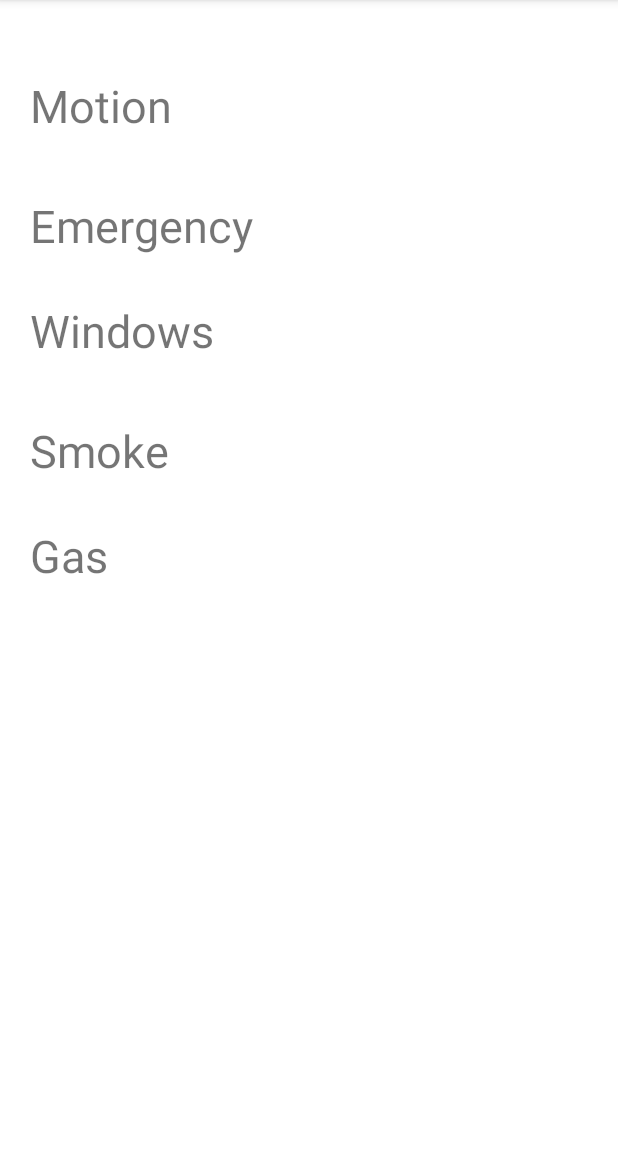
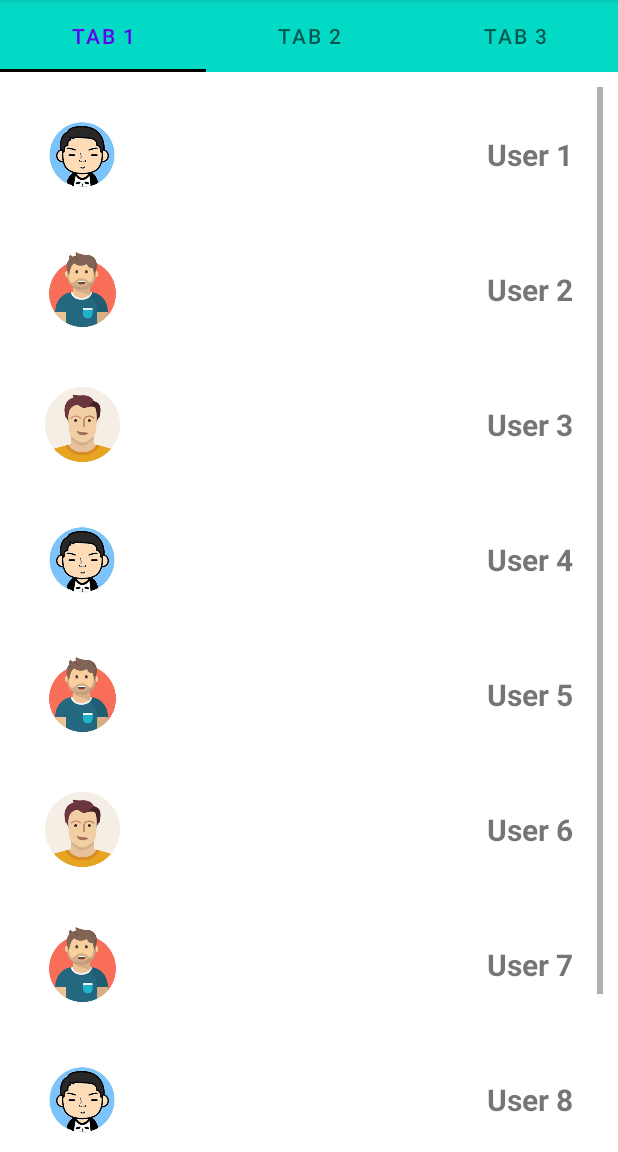
Before and after one commit to MohamedHusseinAhmed/IC_Group, an Android app: the fragment GalleryFragment shown on its own in the app's theme, on a phone screen of 412 x 824 dp, the part 84-1236 px from its top. Run offline under Robolectric (Android 15) with nearby library versions, the phone set to English and light mode, and no system bars; our stand-ins replace Volley.

Commit message:
navigation with tabs worked

```diff
--- /dev/null
+++ b/Smart_Home/app/src/main/java/com/example/smart_home/adapter/TabAdapter.java
@@ -0,0 +1,40 @@
+package com.example.smart_home.adapter;
+
+
+import androidx.fragment.app.Fragment;
+import androidx.fragment.app.FragmentManager;
+import androidx.fragment.app.FragmentStatePagerAdapter;
+
+import java.util.ArrayList;
+import java.util.List;
+
+public class TabAdapter extends FragmentStatePagerAdapter {
+
+    private final List<Fragment> mFragmentList = new ArrayList<>();
+    private final List<String> mFragmentTitleList = new ArrayList<>();
+
+    public TabAdapter(FragmentManager fm) {
+        super(fm);
+    }
+
+    @Override
+    public Fragment getItem(int position) {
+        return mFragmentList.get(position);
+    }
+
+    public void addFragment(Fragment fragment, String title) {
+        mFragmentList.add(fragment);
+        mFragmentTitleList.add(title);
+    }
+
+    @Override
+    public CharSequence getPageTitle(int position) {
+        return mFragmentTitleList.get(position);
+    }
+
+    @Override
+    public int getCount() {
+        return mFragmentList.size();
+    }
+
+}
--- /dev/null
+++ b/Smart_Home/app/src/main/java/com/example/smart_home/adapter/UserAdapter.java
@@ -0,0 +1,64 @@
+package com.example.smart_home.adapter;
+
+import android.content.Context;
+
+import android.view.LayoutInflater;
+import android.view.View;
+import android.view.ViewGroup;
+import android.widget.ImageView;
+import android.widget.TextView;
+
+import androidx.annotation.NonNull;
+import androidx.recyclerview.widget.RecyclerView;
+
+import com.example.smart_home.R;
+import com.example.smart_home.model.User;
+
+import java.util.List;
+
+public class UserAdapter extends RecyclerView.Adapter<UserAdapter.ViewHolder> {
+
+    private Context mContext;
+    private List<User> userList;
+
+    public UserAdapter(Context mContext, List<User> userList) {
+        this.mContext = mContext;
+        this.userList = userList;
+    }
+
+    @NonNull
+    @Override
+    public UserAdapter.ViewHolder onCreateViewHolder(@NonNull ViewGroup parent, int viewType) {
+        View view = LayoutInflater.from(parent.getContext()).inflate(R.layout.recycler_list_item, parent, false);
+        return new ViewHolder(view);
+    }
+
+    @Override
+    public void onBindViewHolder(@NonNull UserAdapter.ViewHolder holder, int position) {
+        User user = userList.get(position);
+        holder.imageView.setImageResource(user.getImage());
+        holder.textView.setText(user.getUserName());
+
+    }
+
+    @Override
+    public int getItemCount() {
+        return userList.size();
+    }
+
+    public class ViewHolder extends RecyclerView.ViewHolder {
+
+        private ImageView imageView;
+        private TextView textView;
+
+
+        public ViewHolder(View itemView) {
+            super(itemView);
+
+            imageView = itemView.findViewById(R.id.user_image);
+            textView = itemView.findViewById(R.id.user_name);
+
+
+        }
+    }
+}
--- /dev/null
+++ b/Smart_Home/app/src/main/java/com/example/smart_home/model/User.java
@@ -0,0 +1,32 @@
+package com.example.smart_home.model;
+
+public class User {
+
+    private int image;
+    private String userName;
+
+
+    public User() {
+    }
+
+    public User(int image, String userName) {
+        this.image = image;
+        this.userName = userName;
+    }
+
+    public int getImage() {
+        return image;
+    }
+
+    public void setImage(int image) {
+        this.image = image;
+    }
+
+    public String getUserName() {
+        return userName;
+    }
+
+    public void setUserName(String userName) {
+        this.userName = userName;
+    }
+}
--- a/Smart_Home/app/src/main/java/com/example/smart_home/ui/gallery/GalleryFragment.java
+++ b/Smart_Home/app/src/main/java/com/example/smart_home/ui/gallery/GalleryFragment.java
@@ -13,15 +13,19 @@ import androidx.annotation.Nullable;
 import androidx.fragment.app.Fragment;
 import androidx.lifecycle.Observer;
 import androidx.lifecycle.ViewModelProvider;
+import androidx.viewpager.widget.ViewPager;
 
 import com.android.volley.Request;
 import com.android.volley.Response;
 import com.android.volley.VolleyError;
 import com.android.volley.toolbox.StringRequest;
 import com.example.smart_home.R;
+import com.example.smart_home.adapter.TabAdapter;
 import com.example.smart_home.app.AppConfig;
 import com.example.smart_home.app.AppController;
 import com.example.smart_home.ui.home.HomeFragment;
+import com.google.android.material.tabs.TabLayout;
+
 import org.json.JSONException;
 import org.json.JSONObject;
 
@@ -30,179 +34,31 @@ import java.util.Map;
 
 public class GalleryFragment extends Fragment {
 TextView motion1,alert1;
+    private TabAdapter adapter;
+    private TabLayout tableLayout;
+    private ViewPager viewPager;
    public  static Thread thread2;
     private GalleryViewModel galleryViewModel;
     public TextView textView;
     public View onCreateView(@NonNull LayoutInflater inflater,
                              ViewGroup container, Bundle savedInstanceState) {
-        galleryViewModel =
-                new ViewModelProvider(this).get(GalleryViewModel.class);
-        View root = inflater.inflate(R.layout.fragment_gallery, container, false);
-          textView = root.findViewById(R.id.textView2);
-        motion1= root.findViewById(R.id.textView2);
-        alert1=  root.findViewById(R.id.textView3);
+        View view = inflater.inflate(R.layout.tabs, container, false);
+
+        viewPager = view.findViewById(R.id.request_orders_view_pager);
+        tableLayout = view.findViewById(R.id.request_orders_tabs);
+
+        adapter = new TabAdapter(getFragmentManager());
+        adapter.addFragment(new UserRecycler1(), "Tab 1");
+        adapter.addFragment(new UserRecycler1(), "Tab 2");
+        adapter.addFragment(new UserRecycler1(), "Tab 3");
+
+        viewPager.setAdapter(adapter);
+        tableLayout.setupWithViewPager(viewPager);
 
 
-
-          thread2 = new Thread() {
-            @Override
-            public void run() {
-                try {
-                    while(true) {
-                        sleep(1000);
-
-
-                        check_lamps("S11");
-
-                        check_lamps("S21");
-
-
-
-                    }
-                } catch (InterruptedException e) {
-                    e.printStackTrace();
-                }
-            }
-        };
-
-        if(!thread2.isAlive());
-       thread2.start();
-
-
-        galleryViewModel.getText().observe(getViewLifecycleOwner(), new Observer<String>() {
-            @Override
-            public void onChanged(@Nullable String s) {
-
-
-
-
-            }
-        });
-        return root;
+        return view;
     }
 
 
 
-    public void check_lamps(final String name) {
-        // Tag used to cancel the request
-        String tag_string_req = "lamp_state";
-
-        StringRequest strReq = new StringRequest(Request.Method.POST,
-                AppConfig.URL_GET_LAMP, new Response.Listener<String>() {
-
-            @Override
-            public void onResponse(String response) {
-
-                try {
-                    JSONObject jObj = new JSONObject(response);
-                    boolean error = jObj.getBoolean("error");
-
-                    // Check for error node in json
-                    if (!error) {
-
-                        String uid = jObj.getString("uid");
-
-                        JSONObject lamp = jObj.getJSONObject("lamp");
-                        String name = lamp.getString("name");
-                        String       state = lamp.getString("state");
-                        String created_at = lamp  .getString("created_at");
-
-
-                        // Toast.makeText(getActivity(),state, Toast.LENGTH_LONG).show();
-
-                        if(name.contains("S11"))
-                        {//Toast.makeText(getActivity(),"S11", Toast.LENGTH_LONG).show();
-                            handle(state,motion1,"Motion");
-
-                        }
-                        if(name.contains("S21"))
-                        {//Toast.makeText(getActivity(),"S11", Toast.LENGTH_LONG).show();
-                            handle(state,alert1,"Alert");
-                        }
-
-                    } else {
-                        // Error in login. Get the error message
-                        String errorMsg = jObj.getString("error_msg");
-                        //  Toast.makeText(getActivity(),  errorMsg, Toast.LENGTH_LONG).show();
-
-                    }
-                } catch (JSONException e) {
-                    // JSON error
-                    e.printStackTrace();
-
-                    Toast.makeText(getActivity(), "Json error: " + e.getMessage(), Toast.LENGTH_LONG).show();
-
-                }
-
-            }
-        }, new Response.ErrorListener() {
-
-            @Override
-            public void onErrorResponse(VolleyError error) {
-
-                Toast.makeText(getActivity(),
-                        error.getMessage(), Toast.LENGTH_LONG).show();
-
-            }
-        }) {
-
-            @Override
-            protected Map<String, String> getParams() {
-                // Posting parameters to login url
-                Map<String, String> params = new HashMap<String, String>();
-                params.put("name", name);
-                params.put("password", "1");
-
-                return params;
-            }
-
-        };
-
-        // Adding request to request queue
-
-        AppController.getInstance().addToRequestQueue(strReq, tag_string_req);
-
-
-
-
-    }
-    public  void handle(String state , Switch s)
-    {
-
-        s.setText(state);
-        if(s.getText().toString().contains("OFF"))
-        {
-            s.setChecked(false);
-
-        }
-        else if(s.getText().toString().contains("ON")) {
-
-            s.setChecked(true);
-        }
-
-        //  return s;
-    }
-
-
-    public  void handle(String state , TextView s , String m)
-    {
-
-        s.setText(m+" sensor is :"+state );
-
-     //   Toast.makeText(getActivity(), state, Toast.LENGTH_SHORT).show();
-        if(state.contains("OFF"))
-        {
-      //      s.setTextColor(16389894);
-
-        }
-        else if(state.contains("ON"))
-        {
-
-      //      s.setTextColor(this.getResources().getColor(R.color.red));
-
-        }
-
-    }
-
-
 }
--- /dev/null
+++ b/Smart_Home/app/src/main/java/com/example/smart_home/ui/gallery/UserRecycler1.java
@@ -0,0 +1,69 @@
+package com.example.smart_home.ui.gallery;
+
+import android.os.Bundle;
+
+import android.view.LayoutInflater;
+import android.view.View;
+import android.view.ViewGroup;
+
+import androidx.annotation.NonNull;
+import androidx.annotation.Nullable;
+import androidx.fragment.app.Fragment;
+import androidx.recyclerview.widget.LinearLayoutManager;
+import androidx.recyclerview.widget.RecyclerView;
+
+import com.example.smart_home.R;
+import com.example.smart_home.adapter.UserAdapter;
+import com.example.smart_home.model.User;
+
+import java.util.ArrayList;
+import java.util.List;
+
+public class UserRecycler1 extends Fragment {
+
+    private RecyclerView recyclerView;
+    private UserAdapter adapter;
+    private List<User> userList;
+
+    @Override
+    public void onCreate(@Nullable Bundle savedInstanceState) {
+        super.onCreate(savedInstanceState);
+
+        userList = new ArrayList<>();
+        User user1 = new User(R.drawable.user1, "User 1");
+        User user2 = new User(R.drawable.user2, "User 2");
+        User user3 = new User(R.drawable.user3, "User 3");
+        User user4 = new User(R.drawable.user1, "User 4");
+        User user5 = new User(R.drawable.user2, "User 5");
+        User user6 = new User(R.drawable.user3, "User 6");
+        User user7 = new User(R.drawable.user2, "User 7");
+        User user8 = new User(R.drawable.user1, "User 8");
+        User user9 = new User(R.drawable.user3, "User 9");
+
+        userList.add(user1);
+        userList.add(user2);
+        userList.add(user3);
+        userList.add(user4);
+        userList.add(user5);
+        userList.add(user6);
+        userList.add(user7);
+        userList.add(user8);
+        userList.add(user9);
+
+    }
+
+    @Nullable
+    @Override
+    public View onCreateView(@NonNull LayoutInflater inflater, @Nullable ViewGroup container, @Nullable Bundle savedInstanceState) {
+        View view = inflater.inflate(R.layout.main_recycler, container, false);
+
+        recyclerView = view.findViewById(R.id.recycler1);
+        recyclerView.setHasFixedSize(true);
+        recyclerView.setLayoutManager(new LinearLayoutManager(getActivity()));
+
+        adapter = new UserAdapter(getActivity(), userList);
+        recyclerView.setAdapter(adapter);
+
+        return view;
+    }
+}
--- /dev/null
+++ b/Smart_Home/app/src/main/res/layout/main_recycler.xml
@@ -0,0 +1,13 @@
+<?xml version="1.0" encoding="utf-8"?>
+<RelativeLayout xmlns:android="http://schemas.android.com/apk/res/android"
+    android:layout_width="match_parent"
+    android:layout_height="match_parent">
+
+    <androidx.recyclerview.widget.RecyclerView
+        android:id="@+id/recycler1"
+        android:layout_width="match_parent"
+        android:layout_height="wrap_content"
+        android:layout_margin="10dp"
+        android:scrollbars="vertical" />
+
+</RelativeLayout>
--- /dev/null
+++ b/Smart_Home/app/src/main/res/layout/recycler_list_item.xml
@@ -0,0 +1,30 @@
+<?xml version="1.0" encoding="utf-8"?>
+<RelativeLayout xmlns:android="http://schemas.android.com/apk/res/android"
+    android:layout_width="match_parent"
+    android:layout_height="wrap_content">
+
+    <RelativeLayout
+        android:layout_width="wrap_content"
+        android:layout_height="wrap_content"
+        android:layout_margin="20dp">
+
+        <ImageView
+            android:id="@+id/user_image"
+            android:layout_width="50dp"
+            android:layout_height="50dp"
+            android:layout_alignParentLeft="true"
+            android:layout_centerInParent="true" />
+
+        <TextView
+            android:id="@+id/user_name"
+            android:layout_width="wrap_content"
+            android:layout_height="wrap_content"
+            android:layout_alignParentRight="true"
+            android:layout_centerInParent="true"
+            android:text=""
+            android:textSize="20dp"
+            android:textStyle="bold" />
+
+    </RelativeLayout>
+
+</RelativeLayout>
--- /dev/null
+++ b/Smart_Home/app/src/main/res/layout/tabs.xml
@@ -0,0 +1,24 @@
+<?xml version="1.0" encoding="utf-8"?>
+<RelativeLayout xmlns:android="http://schemas.android.com/apk/res/android"
+    xmlns:app="http://schemas.android.com/apk/res-auto"
+    android:layout_width="match_parent"
+    android:layout_height="match_parent">
+
+    <com.google.android.material.tabs.TabLayout
+        android:id="@+id/request_orders_tabs"
+        android:layout_width="match_parent"
+        android:layout_height="wrap_content"
+        android:background="@color/design_default_color_secondary"
+        android:scrollIndicators="end"
+        app:tabIndicatorColor="@color/black"
+        app:tabMode="fixed" />
+
+
+    <androidx.viewpager.widget.ViewPager
+        android:id="@+id/request_orders_view_pager"
+        android:layout_width="match_parent"
+        android:layout_height="wrap_content"
+        android:layout_below="@+id/request_orders_tabs" />
+
+
+</RelativeLayout>
```
Also changed, not shown: Smart_Home/app/build.gradle (+7 -5 lines), Smart_Home/build.gradle (+5 -2 lines), Smart_Home/app/src/main/res/drawable-v21/user1.jpg (added), Smart_Home/app/src/main/res/drawable-v21/user2.jpg (added), Smart_Home/app/src/main/res/drawable-v21/user3.png (added), 1 other file.
